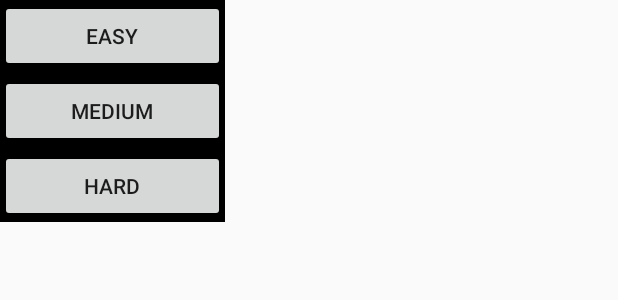
After one commit to andrejusk/asteroids-game, an Android app: the layout popup_diff.xml on its own in the app's theme, with its tools: preview values and no code run, on a phone screen of 412 x 824 dp. The commit adds this screen. Shown: the top 300 px of the screen. Run offline under Robolectric (Android 15) with nearby library versions, the phone set to English and light mode, and no system bars.

Commit message:
Add actions to menu buttons

```diff
--- /dev/null
+++ b/app/src/main/res/layout/popup_diff.xml
@@ -0,0 +1,37 @@
+<?xml version="1.0" encoding="utf-8"?>
+<RelativeLayout
+    xmlns:android="http://schemas.android.com/apk/res/android"
+    android:layout_width="wrap_content"
+    android:layout_height="wrap_content"
+    android:background="#000000">
+
+
+    <Button
+        android:id="@+id/diff_easy"
+        android:layout_width="150dp"
+        android:layout_height="wrap_content"
+        android:layout_alignParentLeft="true"
+        android:layout_alignParentStart="true"
+        android:layout_alignParentTop="true"
+        android:text="@string/diff_easy" />
+
+    <Button
+        android:id="@+id/diff_med"
+        android:layout_width="150dp"
+        android:layout_height="wrap_content"
+        android:layout_alignParentLeft="true"
+        android:layout_alignParentStart="true"
+        android:layout_alignParentTop="true"
+        android:layout_marginTop="50dp"
+        android:text="@string/diff_med" />
+
+    <Button
+        android:id="@+id/diff_hard"
+        android:layout_width="150dp"
+        android:layout_height="wrap_content"
+        android:layout_alignParentLeft="true"
+        android:layout_alignParentStart="true"
+        android:layout_alignParentTop="true"
+        android:layout_marginTop="100dp"
+        android:text="@string/diff_hard" />
+</RelativeLayout>
--- a/app/src/main/res/values/strings.xml
+++ b/app/src/main/res/values/strings.xml
@@ -17,4 +17,10 @@
     <string name="button_scores">High Scores</string>
     <string name="button_help">Guide</string>
     <string name="score_name">Enter name</string>
+
+    <string name="popup_guide">Use left joystick to point ship, blue button to thrust, red button to fire. Dodge asteroids and shoot them for points!</string>
+    <string name="popup_score">Loading scoreboard.</string>
+    <string name="diff_easy">Easy</string>
+    <string name="diff_med">Medium</string>
+    <string name="diff_hard">Hard</string>
 </resources>
```
Also changed, not shown: app/src/main/java/uk/ac/reading/student/akostarevas/asteroids/GameActivity.java (+66 -5 lines), app/src/main/res/layout/popup_guide.xml (added, +19 -0 lines), app/src/main/res/layout/popup_score.xml (added, +18 -0 lines).
